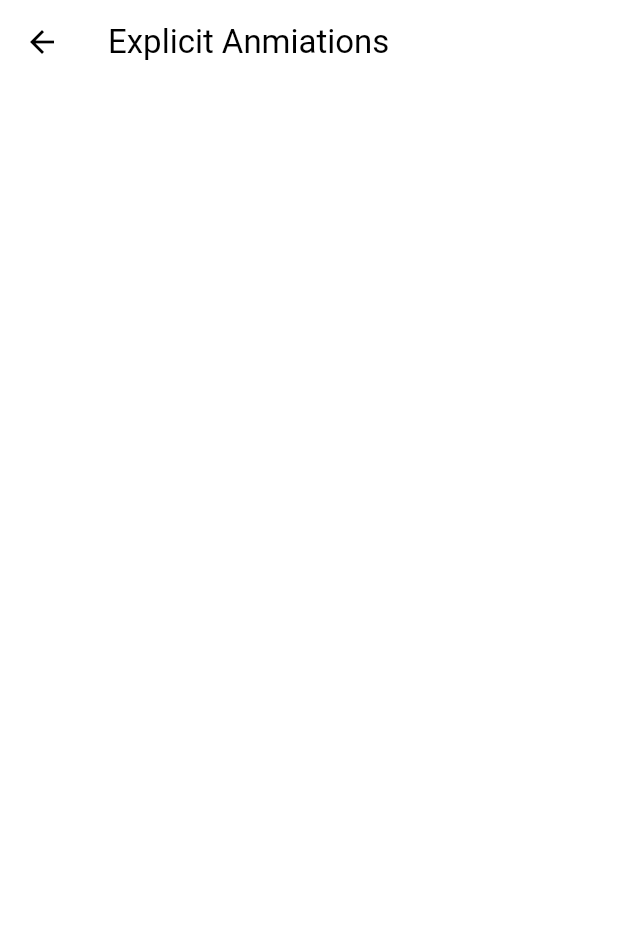
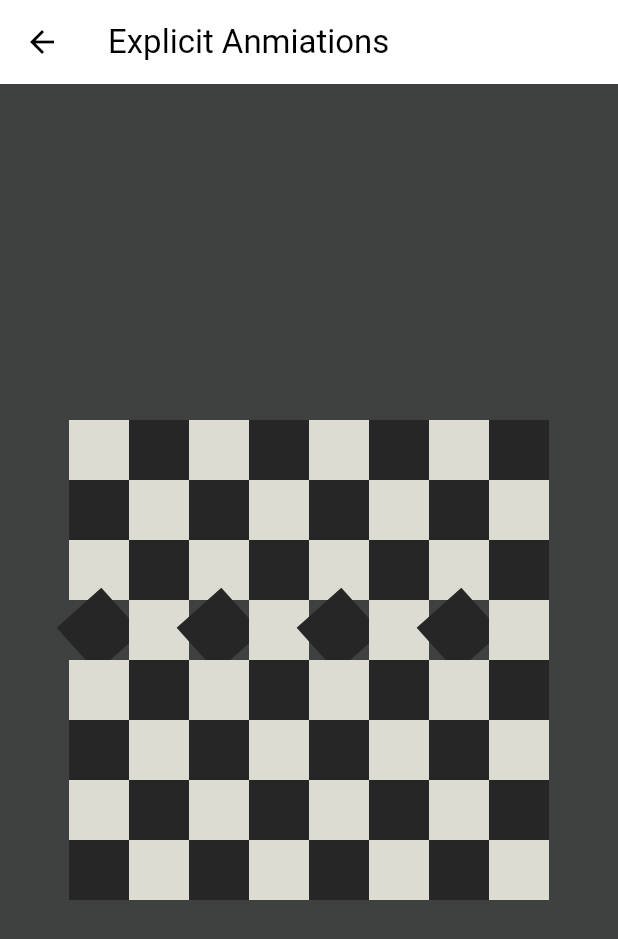
Before and after one commit to jundev5796/flutter-animations-practice, a Flutter app: the screen it shows after launch, after a tap on "Explicit Animations", on a phone screen of 412 x 824 dp. Shown: the top 939 px of the screen. Run offline on Flutter 3.47's test engine with Material 2 defaults, Android fonts, the light colour scheme and no system bars.

Commit message:
[Implicit Animations] implemented rotation_transition to rotate boxes

```diff
--- a/lib/screens/explicit_animations_screen.dart
+++ b/lib/screens/explicit_animations_screen.dart
@@ -8,12 +8,75 @@ class ExplicitAnimationsScreen extends StatefulWidget {
       _ExplicitAnimationsScreenState();
 }
 
-class _ExplicitAnimationsScreenState extends State<ExplicitAnimationsScreen> {
+class _ExplicitAnimationsScreenState extends State<ExplicitAnimationsScreen>
+    with SingleTickerProviderStateMixin {
+  late final AnimationController _animationController = AnimationController(
+    vsync: this,
+    duration: const Duration(seconds: 5),
+  );
+
+  late final CurvedAnimation _curve = CurvedAnimation(
+    parent: _animationController,
+    curve: Curves.easeInOut,
+  );
+
+  @override
+  void initState() {
+    super.initState();
+    _loop();
+  }
+
+  void _loop() {
+    _animationController.repeat();
+  }
+
+  Widget _buildBox(int row, int col) {
+    bool isWhite =
+        (row % 2 == 0 && col % 2 == 0) || (row % 2 == 1 && col % 2 == 1);
+
+    // Domino effect: Let's consider 16 intervals (8 for black and 8 for white boxes)
+    // First 8 intervals (0 to 0.5) are for black boxes. Next 8 (0.5 to 1) are for white.
+    double start = isWhite ? 0.5 + row * 0.0625 : row * 0.0625;
+    double end = isWhite ? 0.5 + row * 0.0625 + 0.0625 : row * 0.0625 + 0.0625;
+
+    Animation<double> boxAnimation = Tween<double>(begin: 0, end: 0.25).animate(
+      CurvedAnimation(
+        parent: _animationController,
+        curve: Interval(start, end, curve: Curves.easeInOut),
+      ),
+    );
+
+    return RotationTransition(
+      turns: boxAnimation,
+      alignment:
+          Alignment.center, // This keeps the box rotating around its center.
+      child: Container(
+        width: 40.0,
+        height: 40.0,
+        decoration: BoxDecoration(
+          color: isWhite ? const Color(0xFFDCDCD2) : const Color(0xFF262626),
+        ),
+      ),
+    );
+  }
+
   @override
   Widget build(BuildContext context) {
     return Scaffold(
+      backgroundColor: const Color.fromARGB(255, 62, 65, 64),
       appBar: AppBar(
         title: const Text("Explicit Anmiations"),
+      ),
+      body: Center(
+        child: Column(
+          mainAxisAlignment: MainAxisAlignment.center,
+          children: List.generate(8, (row) {
+            return Row(
+              mainAxisAlignment: MainAxisAlignment.center,
+              children: List.generate(8, (col) => _buildBox(row, col)),
+            );
+          }),
+        ),
       ),
     );
   }
```
